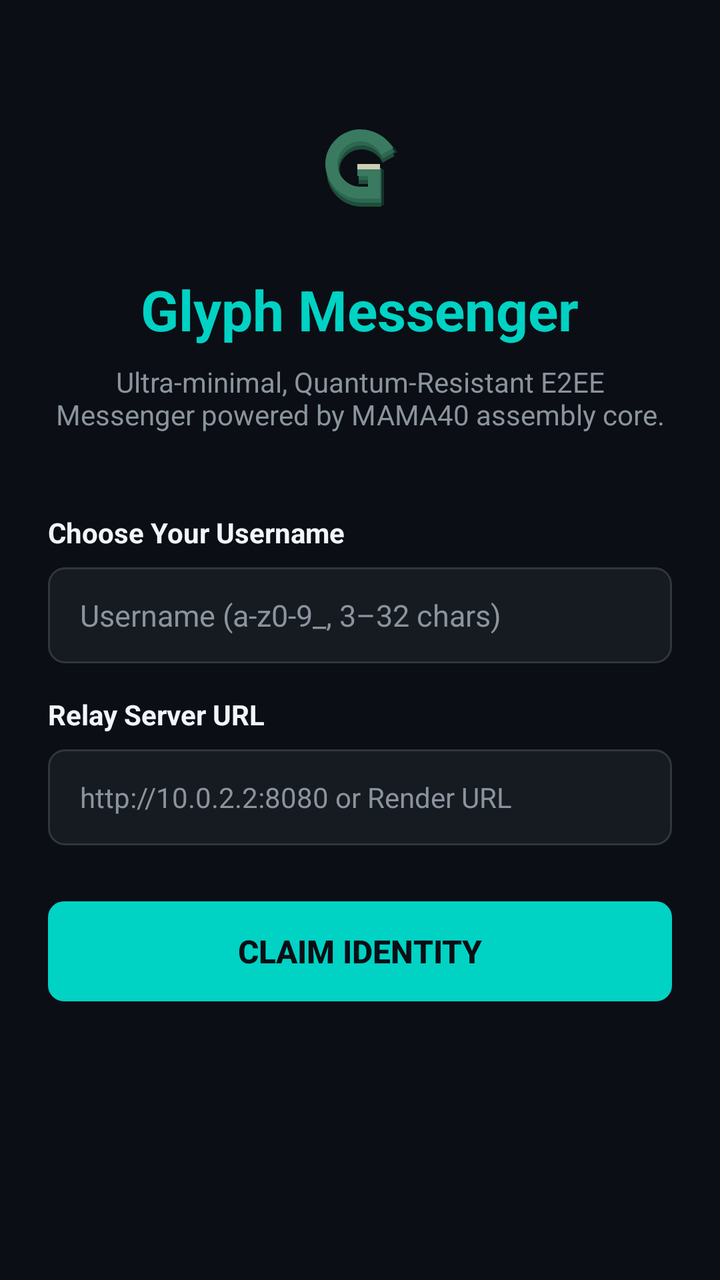
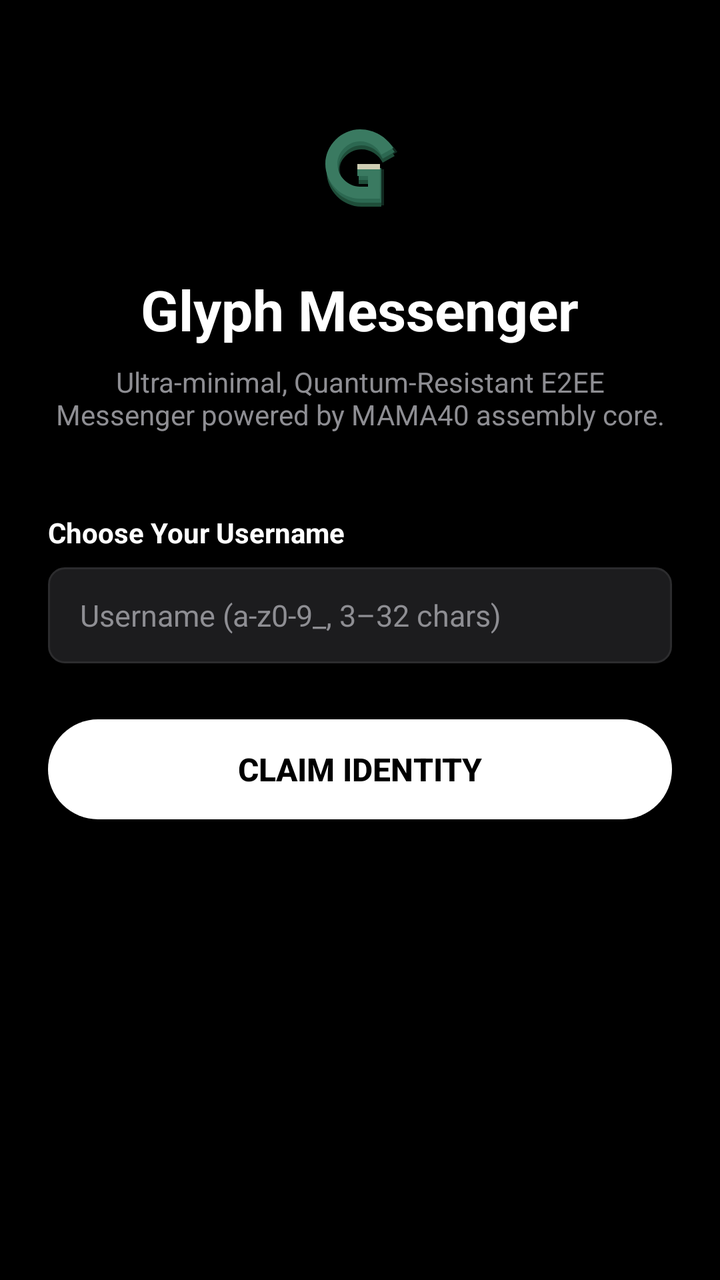

The first picture is an Android layout as it rendered before a commit; the second is the same layout after the commit. The layout source and the unified diff follow.
<!-- AndroidManifest.xml: application theme Theme.Glyph -->
<!-- res/layout/activity_onboarding.xml -->
<?xml version="1.0" encoding="utf-8"?>
<ScrollView xmlns:android="http://schemas.android.com/apk/res/android"
    android:layout_width="match_parent"
    android:layout_height="match_parent"
    android:background="@color/bg_dark"
    android:fillViewport="true">

    <LinearLayout
        android:layout_width="match_parent"
        android:layout_height="wrap_content"
        android:orientation="vertical"
        android:padding="24dp"
        android:gravity="center_horizontal">

        <ImageView
            android:layout_width="72dp"
            android:layout_height="72dp"
            android:layout_marginTop="24dp"
            android:src="@drawable/ic_launcher_foreground"
            android:contentDescription="Glyph Logo" />

        <TextView
            android:layout_width="wrap_content"
            android:layout_height="wrap_content"
            android:layout_marginTop="16dp"
            android:text="@string/onboarding_title"
            android:textColor="@color/accent_cyan"
            android:textSize="28sp"
            android:textStyle="bold" />

        <TextView
            android:layout_width="wrap_content"
            android:layout_height="wrap_content"
            android:layout_marginTop="8dp"
            android:gravity="center"
            android:text="@string/onboarding_subtitle"
            android:textColor="@color/text_secondary"
            android:textSize="14sp" />

        
        <LinearLayout
            android:id="@+id/layoutClaimForm"
            android:layout_width="match_parent"
            android:layout_height="wrap_content"
            android:layout_marginTop="40dp"
            android:orientation="vertical">

            <TextView
                android:layout_width="wrap_content"
                android:layout_height="wrap_content"
                android:text="Choose Your Username"
                android:textColor="@color/text_primary"
                android:textSize="14sp"
                android:textStyle="bold" />

            <EditText
                android:id="@+id/editUsername"
                android:layout_width="match_parent"
                android:layout_height="48dp"
                android:layout_marginTop="8dp"
                android:background="@drawable/bg_input"
                android:hint="@string/username_hint"
                android:importantForAutofill="no"
                android:inputType="textNoSuggestions"
                android:paddingHorizontal="16dp"
                android:textColor="@color/text_primary"
                android:textColorHint="@color/text_secondary"
                android:textSize="15sp" />

            <TextView
                android:layout_width="wrap_content"
                android:layout_height="wrap_content"
                android:layout_marginTop="16dp"
                android:text="Relay Server URL"
                android:textColor="@color/text_primary"
                android:textSize="14sp"
                android:textStyle="bold" />

            <EditText
                android:id="@+id/editRelayUrl"
                android:layout_width="match_parent"
                android:layout_height="48dp"
                android:layout_marginTop="8dp"
                android:background="@drawable/bg_input"
                android:hint="http://10.0.2.2:8080 or Render URL"
                android:importantForAutofill="no"
                android:inputType="textUri"
                android:paddingHorizontal="16dp"
                android:textColor="@color/text_primary"
                android:textColorHint="@color/text_secondary"
                android:textSize="14sp" />

            <Button
                android:id="@+id/btnClaim"
                android:layout_width="match_parent"
                android:layout_height="50dp"
                android:layout_marginTop="28dp"
                android:background="@drawable/btn_primary"
                android:text="@string/claim_button"
                android:textColor="@color/bg_dark"
                android:textSize="16sp"
                android:textStyle="bold" />

            <ProgressBar
                android:id="@+id/progressBar"
                android:layout_width="wrap_content"
                android:layout_height="wrap_content"
                android:layout_gravity="center"
                android:layout_marginTop="16dp"
                android:visibility="gone" />

            <TextView
                android:id="@+id/txtError"
                android:layout_width="wrap_content"
                android:layout_height="wrap_content"
                android:layout_gravity="center"
                android:layout_marginTop="12dp"
                android:textColor="@color/error_red"
                android:textSize="13sp"
                android:visibility="gone" />
        </LinearLayout>

        
        <LinearLayout
            android:id="@+id/layoutRecoveryCard"
            android:layout_width="match_parent"
            android:layout_height="wrap_content"
            android:layout_marginTop="32dp"
            android:background="@drawable/bg_card"
            android:orientation="vertical"
            android:padding="20dp"
            android:visibility="gone">

            <TextView
                android:layout_width="wrap_content"
                android:layout_height="wrap_content"
                android:text="Identity Created Successfully!"
                android:textColor="@color/accent_cyan"
                android:textSize="18sp"
                android:textStyle="bold" />

            <TextView
                android:layout_width="wrap_content"
                android:layout_height="wrap_content"
                android:layout_marginTop="8dp"
                android:text="@string/recovery_notice"
                android:textColor="@color/text_secondary"
                android:textSize="13sp" />

            <TextView
                android:id="@+id/txtRecoveryCode"
                android:layout_width="match_parent"
                android:layout_height="wrap_content"
                android:layout_marginTop="16dp"
                android:background="@drawable/bg_input"
                android:fontFamily="monospace"
                android:lineSpacingExtra="4dp"
                android:padding="14dp"
                android:textIsSelectable="true"
                android:textColor="@color/text_primary"
                android:textSize="13sp" />

            <LinearLayout
                android:layout_width="match_parent"
                android:layout_height="wrap_content"
                android:layout_marginTop="20dp"
                android:orientation="horizontal">

                <Button
                    android:id="@+id/btnCopyRecovery"
                    android:layout_width="0dp"
                    android:layout_height="46dp"
                    android:layout_weight="1"
                    android:layout_marginEnd="8dp"
                    android:background="@drawable/bg_input"
                    android:text="Copy Code"
                    android:textColor="@color/text_primary"
                    android:textSize="14sp" />

                <Button
                    android:id="@+id/btnContinueChats"
                    android:layout_width="0dp"
                    android:layout_height="46dp"
                    android:layout_weight="1"
                    android:layout_marginStart="8dp"
                    android:background="@drawable/btn_primary"
                    android:text="Continue"
                    android:textColor="@color/bg_dark"
                    android:textSize="14sp"
                    android:textStyle="bold" />
            </LinearLayout>
        </LinearLayout>

    </LinearLayout>
</ScrollView>
<!-- resources referenced by this layout -->
<resources>
  <color name="accent_cyan">#00D2C4</color>
  <color name="bg_dark">#0B0E14</color>
  <color name="error_red">#F85149</color>
  <color name="text_primary">#F0F6FC</color>
  <color name="text_secondary">#8B949E</color>
  <!-- drawable bg_card (drawable) -->
  <?xml version="1.0" encoding="utf-8"?>
  <shape xmlns:android="http://schemas.android.com/apk/res/android">
      <solid android:color="@color/surface_dark" />
      <stroke android:width="1dp" android:color="@color/surface_border" />
      <corners android:radius="12dp" />
  </shape>
  <!-- drawable bg_input (drawable) -->
  <?xml version="1.0" encoding="utf-8"?>
  <shape xmlns:android="http://schemas.android.com/apk/res/android">
      <solid android:color="@color/surface_dark" />
      <stroke android:width="1dp" android:color="@color/surface_border" />
      <corners android:radius="8dp" />
  </shape>
  <!-- drawable btn_primary (drawable) -->
  <?xml version="1.0" encoding="utf-8"?>
  <shape xmlns:android="http://schemas.android.com/apk/res/android">
      <solid android:color="@color/accent_cyan" />
      <corners android:radius="8dp" />
  </shape>
  <string name="claim_button">Claim Identity</string>
  <string name="onboarding_subtitle">Ultra-minimal, Quantum-Resistant E2EE Messenger powered by MAMA40 assembly core.</string>
  <string name="onboarding_title">Glyph Messenger</string>
  <string name="recovery_notice">Save this recovery code securely. It is shown only once and cannot be recovered if lost.</string>
  <string name="username_hint">Username (a-z0-9_, 3–32 chars)</string>
  <style name="Theme.Glyph" parent="Theme.AppCompat.NoActionBar">
          <item name="android:windowBackground">@color/bg_dark</item>
          <item name="android:statusBarColor">@color/bg_dark</item>
          <item name="android:navigationBarColor">@color/bg_dark</item>
          <item name="android:textColorPrimary">@color/text_primary</item>
          <item name="android:textColorSecondary">@color/text_secondary</item>
          <item name="android:colorAccent">@color/accent_cyan</item>
      </style>
  <color name="surface_dark">#161B22</color>
  <color name="surface_border">#30363D</color>
  <!-- unchanged entries left out for length: 1 -->
</resources>

<!-- the commit's change to res/layout/activity_onboarding.xml (unified diff, before → after) -->
@@ -24,7 +24,7 @@
             android:layout_height="wrap_content"
             android:layout_marginTop="16dp"
             android:text="@string/onboarding_title"
-            android:textColor="@color/accent_cyan"
+            android:textColor="@color/text_primary"
             android:textSize="28sp"
             android:textStyle="bold" />
 
@@ -67,29 +67,6 @@
                 android:textColorHint="@color/text_secondary"
                 android:textSize="15sp" />
 
-            <TextView
-                android:layout_width="wrap_content"
-                android:layout_height="wrap_content"
-                android:layout_marginTop="16dp"
-                android:text="Relay Server URL"
-                android:textColor="@color/text_primary"
-                android:textSize="14sp"
-                android:textStyle="bold" />
-
-            <EditText
-                android:id="@+id/editRelayUrl"
-                android:layout_width="match_parent"
-                android:layout_height="48dp"
-                android:layout_marginTop="8dp"
-                android:background="@drawable/bg_input"
-                android:hint="http://10.0.2.2:8080 or Render URL"
-                android:importantForAutofill="no"
-                android:inputType="textUri"
-                android:paddingHorizontal="16dp"
-                android:textColor="@color/text_primary"
-                android:textColorHint="@color/text_secondary"
-                android:textSize="14sp" />
-
             <Button
                 android:id="@+id/btnClaim"
                 android:layout_width="match_parent"
@@ -97,7 +74,7 @@
                 android:layout_marginTop="28dp"
                 android:background="@drawable/btn_primary"
                 android:text="@string/claim_button"
-                android:textColor="@color/bg_dark"
+                android:textColor="@color/accent_black"
                 android:textSize="16sp"
                 android:textStyle="bold" />
 
@@ -107,6 +84,7 @@
                 android:layout_height="wrap_content"
                 android:layout_gravity="center"
                 android:layout_marginTop="16dp"
+                android:indeterminateTint="@color/accent_white"
                 android:visibility="gone" />
 
             <TextView
@@ -135,7 +113,7 @@
                 android:layout_width="wrap_content"
                 android:layout_height="wrap_content"
                 android:text="Identity Created Successfully!"
-                android:textColor="@color/accent_cyan"
+                android:textColor="@color/text_primary"
                 android:textSize="18sp"
                 android:textStyle="bold" />
 
@@ -172,7 +150,7 @@
                     android:layout_height="46dp"
                     android:layout_weight="1"
                     android:layout_marginEnd="8dp"
-                    android:background="@drawable/bg_input"
+                    android:background="@drawable/btn_capsule_secondary"
                     android:text="Copy Code"
                     android:textColor="@color/text_primary"
                     android:textSize="14sp" />
@@ -185,7 +163,7 @@
                     android:layout_marginStart="8dp"
                     android:background="@drawable/btn_primary"
                     android:text="Continue"
-                    android:textColor="@color/bg_dark"
+                    android:textColor="@color/accent_black"
                     android:textSize="14sp"
                     android:textStyle="bold" />
             </LinearLayout>
<!-- resource entries referenced after the edit -->
@@ -1,16 +1,17 @@
 <!-- resources referenced by this layout -->
 <resources>
-  <color name="accent_cyan">#00D2C4</color>
-  <color name="bg_dark">#0B0E14</color>
-  <color name="error_red">#F85149</color>
-  <color name="text_primary">#F0F6FC</color>
-  <color name="text_secondary">#8B949E</color>
+  <color name="accent_black">#000000</color>
+  <color name="accent_white">#FFFFFF</color>
+  <color name="bg_dark">#000000</color>
+  <color name="error_red">#FF453A</color>
+  <color name="text_primary">#FFFFFF</color>
+  <color name="text_secondary">#8E8E93</color>
   <!-- drawable bg_card (drawable) -->
   <?xml version="1.0" encoding="utf-8"?>
   <shape xmlns:android="http://schemas.android.com/apk/res/android">
       <solid android:color="@color/surface_dark" />
       <stroke android:width="1dp" android:color="@color/surface_border" />
-      <corners android:radius="12dp" />
+      <corners android:radius="16dp" />
   </shape>
   <!-- drawable bg_input (drawable) -->
   <?xml version="1.0" encoding="utf-8"?>
@@ -19,11 +20,18 @@
       <stroke android:width="1dp" android:color="@color/surface_border" />
       <corners android:radius="8dp" />
   </shape>
+  <!-- drawable btn_capsule_secondary (drawable) -->
+  <?xml version="1.0" encoding="utf-8"?>
+  <shape xmlns:android="http://schemas.android.com/apk/res/android">
+      <solid android:color="@color/surface_dark" />
+      <stroke android:width="1dp" android:color="@color/surface_border" />
+      <corners android:radius="999dp" />
+  </shape>
   <!-- drawable btn_primary (drawable) -->
   <?xml version="1.0" encoding="utf-8"?>
   <shape xmlns:android="http://schemas.android.com/apk/res/android">
-      <solid android:color="@color/accent_cyan" />
-      <corners android:radius="8dp" />
+      <solid android:color="@color/accent_white" />
+      <corners android:radius="999dp" />
   </shape>
   <string name="claim_button">Claim Identity</string>
   <string name="onboarding_subtitle">Ultra-minimal, Quantum-Resistant E2EE Messenger powered by MAMA40 assembly core.</string>
@@ -36,10 +44,19 @@
           <item name="android:navigationBarColor">@color/bg_dark</item>
           <item name="android:textColorPrimary">@color/text_primary</item>
           <item name="android:textColorSecondary">@color/text_secondary</item>
-          <item name="android:colorAccent">@color/accent_cyan</item>
+          <item name="android:colorAccent">@color/accent_white</item>
+          <item name="colorAccent">@color/accent_white</item>
+          <item name="android:alertDialogTheme">@style/Theme.Glyph.Dialog</item>
       </style>
-  <color name="surface_dark">#161B22</color>
-  <color name="surface_border">#30363D</color>
+  <color name="surface_dark">#1C1C1E</color>
+  <color name="surface_border">#2C2C2E</color>
+  <style name="Theme.Glyph.Dialog" parent="Theme.AppCompat.Dialog.Alert">
+          <item name="android:background">@color/surface_dark</item>
+          <item name="android:textColorPrimary">@color/text_primary</item>
+          <item name="android:textColorSecondary">@color/text_secondary</item>
+          <item name="android:colorAccent">@color/accent_white</item>
+          <item name="colorAccent">@color/accent_white</item>
+      </style>
   <!-- unchanged entries left out for length: 1 -->
 </resources>
 
